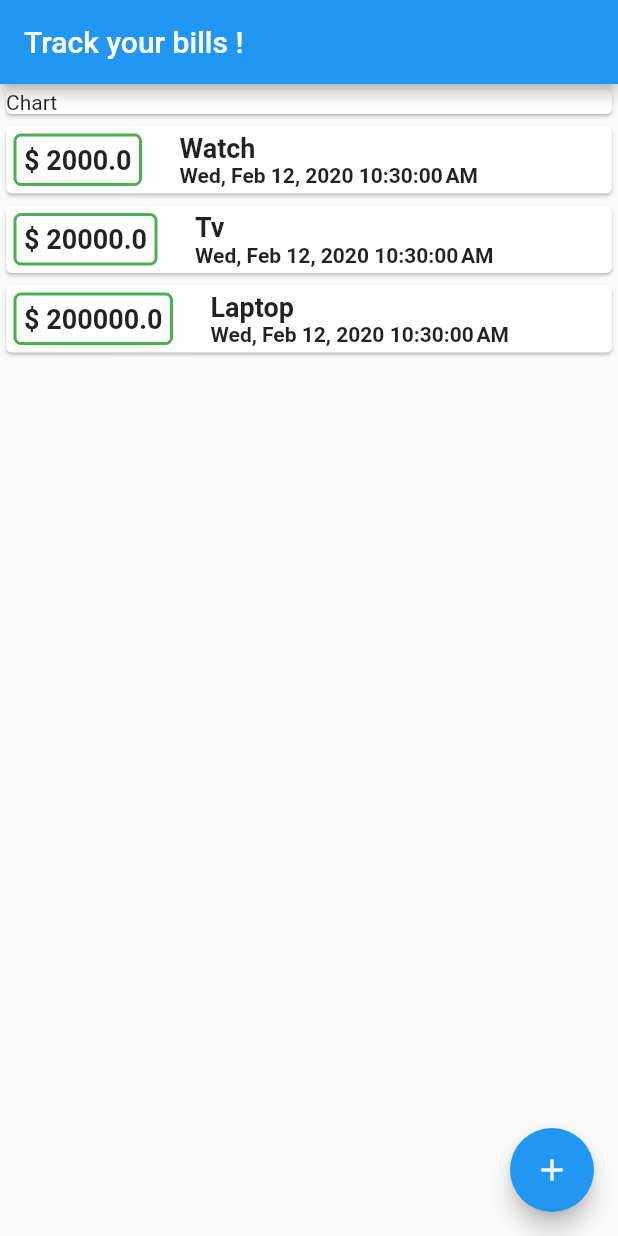
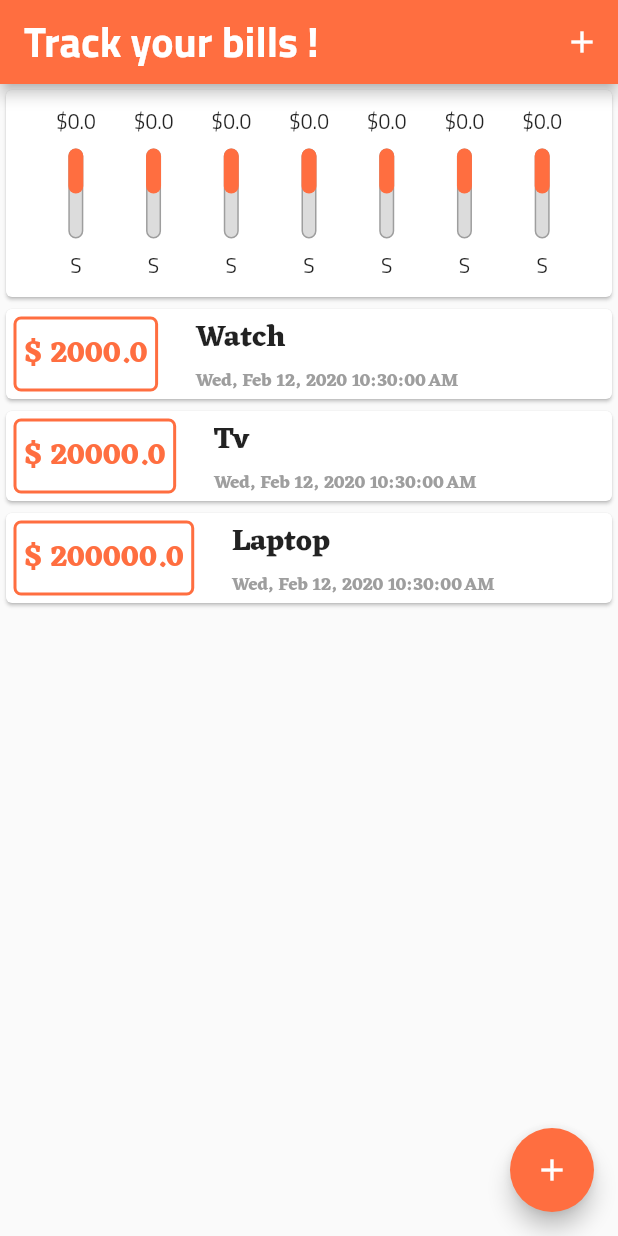
Before and after one commit to JagaranMaharjan/Expenses-Tracker-Part-1-, a Flutter app: the screen it shows after launch, on a phone screen of 412 x 824 dp. Run offline on Flutter 3.47's test engine with Material 2 defaults, Android fonts, the phone set to English and light mode, and no system bars.

Commit message:
chart, chartbar added to git hub

```diff
--- a/lib/main.dart
+++ b/lib/main.dart
@@ -1,4 +1,5 @@
 import 'package:bill_tracker_6/model/transaction.dart';
+import 'package:bill_tracker_6/widgets/chart.dart';
 import 'package:bill_tracker_6/widgets/new_transaction.dart';
 import 'package:bill_tracker_6/widgets/transaction_list.dart';
 import 'package:flutter/material.dart';
@@ -12,6 +13,21 @@ class Expenses extends StatelessWidget {
     return MaterialApp(
       title: "Bill Tracker",
       home: BillPage(),
+      theme: ThemeData(
+        primaryColor: Colors.deepOrangeAccent,
+        accentColor: Colors.deepOrangeAccent,
+        fontFamily: "font1",
+        textTheme: TextTheme(
+          title: TextStyle(
+              fontFamily: "font2", fontSize: 20, fontWeight: FontWeight.bold),
+        ),
+        appBarTheme: AppBarTheme(
+          textTheme: TextTheme(
+            title: TextStyle(
+                fontFamily: "font1", fontSize: 28, fontWeight: FontWeight.bold),
+          ),
+        ),
+      ),
     );
   }
 }
@@ -37,10 +53,11 @@ class _BillPageState extends State<BillPage> {
 
   void _showAddTransaction(BuildContext context) {
     showModalBottomSheet(
-        context: context,
-        builder: (ctx) {
-          return NewTransaction(addTx: _addTransaction);
-        });
+      context: context,
+      builder: (ctx) {
+        return NewTransaction(addTx: _addTransaction);
+      },
+    );
   }
 
   List<Transaction> _userTransaction = [
@@ -60,22 +77,37 @@ class _BillPageState extends State<BillPage> {
       date: DateTime.now(),
     ),
   ];
+
+  List<Transaction> get _recentTransactions {
+    return _userTransaction.where(
+      (tx) {
+        return tx.date.isAfter(
+          DateTime.now().subtract(
+            Duration(days: 7),
+          ),
+        );
+      },
+    ).toList();
+  }
+
   @override
   Widget build(BuildContext context) {
     return Scaffold(
       appBar: AppBar(
         title: Text("Track your bills !"),
+        actions: <Widget>[
+          IconButton(
+            icon: Icon(Icons.add),
+            color: Colors.white,
+            onPressed: () => _showAddTransaction(context),
+          ),
+        ],
       ),
       body: SingleChildScrollView(
         child: Column(
           //mainAxisAlignment: MainAxisAlignment.spaceEvenly,
           children: <Widget>[
-            Container(
-              width: double.infinity,
-              child: Card(
-                child: Text("Chart"),
-              ),
-            ),
+            Chart(_recentTransactions),
             /*Card(
               margin: EdgeInsets.all(10),
               child: Container(
--- /dev/null
+++ b/lib/widgets/chart.dart
@@ -0,0 +1,35 @@
+import 'package:bill_tracker_6/model/transaction.dart';
+import 'package:bill_tracker_6/widgets/chartBar.dart';
+import 'package:flutter/material.dart';
+import 'package:intl/intl.dart';
+
+class Chart extends StatelessWidget {
+  List<Map<String, Object>> get groupedExpenses {
+    return List.generate(
+      7,
+      (index) {
+        final weekDay = DateTime.now().subtract(Duration(days: index));
+        double totalSum = 0.0;
+        return {'day': DateFormat.E().format(weekDay), 'amount': totalSum};
+      },
+    );
+  }
+
+  final List<Transaction> recentTransacton;
+
+  Chart(this.recentTransacton);
+  @override
+  Widget build(BuildContext context) {
+    return Card(
+        child: Padding(
+      padding: const EdgeInsets.all(8.0),
+      child: Row(
+          mainAxisAlignment: MainAxisAlignment.spaceEvenly,
+          children: groupedExpenses.map(
+            (tx) {
+              return ChartBar();
+            },
+          ).toList()),
+    ));
+  }
+}
--- /dev/null
+++ b/lib/widgets/chartBar.dart
@@ -0,0 +1,43 @@
+import 'package:flutter/material.dart';
+
+class ChartBar extends StatelessWidget {
+  @override
+  Widget build(BuildContext context) {
+    return Column(
+      children: <Widget>[
+        Text("\$0.0"),
+        SizedBox(
+          height: 5,
+        ),
+        Container(
+          height: 60,
+          width: 10,
+          child: Stack(
+            children: <Widget>[
+              Container(
+                decoration: BoxDecoration(
+                  border: Border.all(color: Colors.grey, width: 1.0),
+                  color: Color.fromRGBO(220, 220, 220, 1),
+                  borderRadius: BorderRadius.circular(10.0),
+                ),
+              ),
+              FractionallySizedBox(
+                heightFactor: 0.5,
+                child: Container(
+                  decoration: BoxDecoration(
+                    color: Theme.of(context).primaryColor,
+                    borderRadius: BorderRadius.circular(10.0),
+                  ),
+                ),
+              ),
+            ],
+          ),
+        ),
+        SizedBox(
+          height: 5,
+        ),
+        Text("S"),
+      ],
+    );
+  }
+}
--- a/lib/widgets/new_transaction.dart
+++ b/lib/widgets/new_transaction.dart
@@ -57,7 +57,7 @@ class _NewTransactionState extends State<NewTransaction> {
             ),
             RaisedButton(
               colorBrightness: Brightness.dark,
-              color: Colors.green,
+              color: Theme.of(context).accentColor,
               child: Text(
                 "Add Product",
                 style:
--- a/lib/widgets/transaction_list.dart
+++ b/lib/widgets/transaction_list.dart
@@ -7,19 +7,24 @@ class TransactionList extends StatelessWidget {
   TransactionList(this.transaction);
   @override
   Widget build(BuildContext context) {
-    return Column(
-      children: transaction.map(
-        (tx) {
+    return Container(
+      height: 400,
+      child: ListView.builder(
+        itemBuilder: (ctx, index) {
           return Card(
             child: Row(
               children: <Widget>[
                 Container(
                   child: Text(
-                    "\$ " + tx.amount.toString(),
-                    style: TextStyle(fontWeight: FontWeight.bold, fontSize: 18),
+                    "\$ " + transaction[index].amount.toString(),
+                    style: Theme.of(context)
+                        .textTheme
+                        .title
+                        .copyWith(color: Theme.of(context).accentColor),
                   ),
                   decoration: BoxDecoration(
-                    border: Border.all(color: Colors.green, width: 2),
+                    border: Border.all(
+                        color: Theme.of(context).accentColor, width: 2),
                     borderRadius: BorderRadius.circular(5),
                   ),
                   margin: EdgeInsets.all(5),
@@ -32,14 +37,17 @@ class TransactionList extends StatelessWidget {
                   crossAxisAlignment: CrossAxisAlignment.start,
                   children: <Widget>[
                     Text(
-                      tx.title,
-                      style:
-                          TextStyle(fontWeight: FontWeight.bold, fontSize: 18),
+                      transaction[index].title,
+                      style: Theme.of(context).textTheme.title,
                     ),
                     Text(
-                      DateFormat.yMMMEd().add_jms().format(tx.date),
-                      style:
-                          TextStyle(fontWeight: FontWeight.bold, fontSize: 14),
+                      DateFormat.yMMMEd()
+                          .add_jms()
+                          .format(transaction[index].date),
+                      style: Theme.of(context)
+                          .textTheme
+                          .title
+                          .copyWith(color: Colors.grey, fontSize: 12),
                     ),
                   ],
                 ),
@@ -47,7 +55,8 @@ class TransactionList extends StatelessWidget {
             ),
           );
         },
-      ).toList(),
+        itemCount: transaction.length,
+      ),
     );
   }
 }
```
Also changed, not shown: pubspec.yaml (+14 -8 lines), assets/fonts/Cairo-Bold.ttf (added), assets/fonts/Cairo-Regular.ttf (added), assets/fonts/Eczar-Bold.ttf (added), assets/fonts/Eczar-Regular.ttf (added), assets/images/box.png (added).
